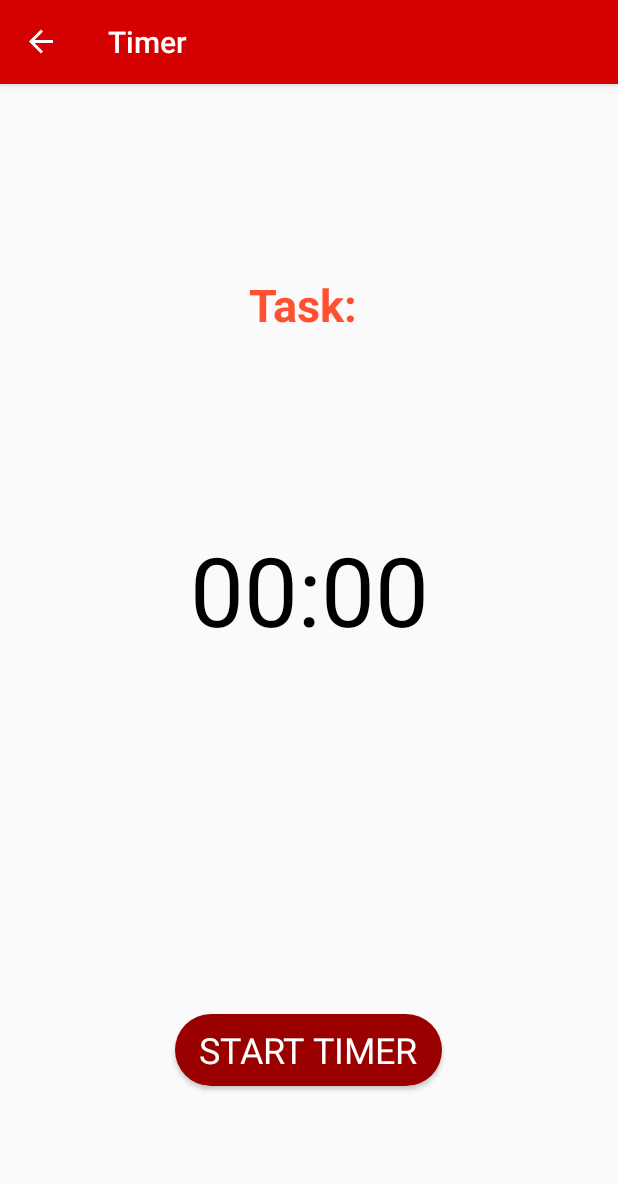
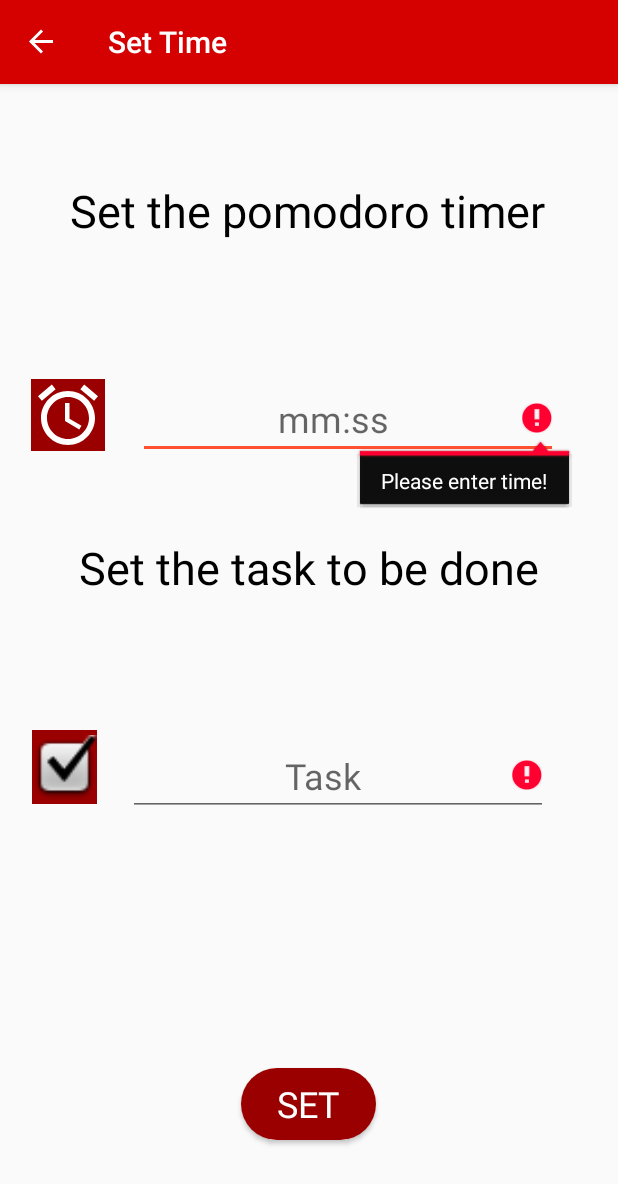
Before and after one commit to mouryac9/MyPomo, an Android app: the timer screen opened through its navigation route, after a tap on "SET", on a phone screen of 412 x 824 dp. Shown: the top 1184 px of the screen. Run offline under Robolectric (Android 15) with nearby library versions, the phone set to English and light mode, and no system bars; our stand-ins replace data binding, navigation-ui; Roboto replaces fonts that are not available here.

Commit message:
initial version

```diff
--- a/app/src/main/AndroidManifest.xml
+++ b/app/src/main/AndroidManifest.xml
@@ -10,7 +10,8 @@
         android:supportsRtl="true"
         android:theme="@style/AppTheme"
        >
-        <activity android:name=".MainActivity">
+        <activity android:name=".MainActivity" >
+
             <intent-filter>
                 <action android:name="android.intent.action.MAIN" />
 
--- a/app/src/main/java/com/example/android/mypomo/timer.kt
+++ b/app/src/main/java/com/example/android/mypomo/timer.kt
@@ -1,86 +1,83 @@
 package com.example.android.mypomo
 
+import android.R
+import android.app.Activity
 import android.content.Context
+import android.content.Context.INPUT_METHOD_SERVICE
 import android.os.Bundle
 import android.view.LayoutInflater
 import android.view.View
 import android.view.ViewGroup
 import android.view.inputmethod.InputMethodManager
 import androidx.appcompat.app.AppCompatActivity
+import androidx.core.content.ContextCompat.getSystemService
 import androidx.databinding.DataBindingUtil
 import androidx.fragment.app.Fragment
 import androidx.navigation.findNavController
 import com.example.android.mypomo.databinding.FragmentTimerBinding
-import kotlinx.android.synthetic.main.fragment_timer.*
 
-// TODO: Rename parameter arguments, choose names that match
-// the fragment initialization parameters, e.g. ARG_ITEM_NUMBER
-private const val ARG_PARAM1 = "param1"
-private const val ARG_PARAM2 = "param2"
 
-/**
- * A simple [Fragment] subclass.
- * Use the [timer.newInstance] factory method to
- * create an instance of this fragment.
- */
 class timer : Fragment() {
-    // TODO: Rename and change types of parameters
-    private var param1: String? = null
-    private var param2: String? = null
+
 
     private lateinit var binding: FragmentTimerBinding
-    override fun onCreate(savedInstanceState: Bundle?) {
-        super.onCreate(savedInstanceState)
-        arguments?.let {
-            param1 = it.getString(ARG_PARAM1)
-            param2 = it.getString(ARG_PARAM2)
-        }
-    }
+
 
     override fun onCreateView(
         inflater: LayoutInflater, container: ViewGroup?,
         savedInstanceState: Bundle?
     ): View? {
-            val binding = DataBindingUtil.inflate<FragmentTimerBinding>(
+        binding = DataBindingUtil.inflate(
             inflater,
-                R.layout.fragment_timer, container, false
+            com.example.android.mypomo.R.layout.fragment_timer, container, false
         )
-            //editTextTime2.hideKeyboard()
+ val timeedit = binding.editTextTime2
+        val taskedit = binding.mourya
 
-             var time: String
-           binding.setButton.setOnClickListener{
-            time= binding.editTextTime2.text.toString()
-            val task = "Task: ${binding.mourya.text}"
+
+        binding.setButton.setOnClickListener {
+            val time = timeedit.text.toString()
+            val op = taskedit.text.toString()
+
+            val task = "Task: $op"
+            if (time.isEmpty()) {
+                timeedit.error = "Please enter time!"
+            }
+            if (op.isEmpty()) {
+                taskedit.error = "Please enter task!"
+            }
+           // if (check(time)) {
+             //   timeedit.error = "Please enter time according to the given format."
+        //    }
+        else {
+                 hideKeyboard()
 
                 view?.findNavController()
                     ?.navigate(timerDirections.actionTimerToTiktock(time, true, task))
             }
-            (activity as AppCompatActivity).supportActionBar?.title = getString(R.string.timer1)
+        }
+        (activity as AppCompatActivity).supportActionBar?.title = "Set Time"
         return binding.root
     }
 
-   // fun View.hideKeyboard() {
-     //   val imm = context.getSystemService(Context.INPUT_METHOD_SERVICE) as InputMethodManager
-       // imm.hideSoftInputFromWindow(windowToken, 0)
-  //  }
 
-    companion object {
-            /**
-             * Use this factory method to create a new instance of
-             * this fragment using the provided parameters.
-             *
-             * @param param1 Parameter 1.
-             * @param param2 Parameter 2.
-             * @return A new instance of fragment timer.
-             */
-            // TODO: Rename and change types and number of parameters
-            @JvmStatic
-            fun newInstance(param1: String, param2: String) =
-                timer().apply {
-                    arguments = Bundle().apply {
-                        putString(ARG_PARAM1, param1)
-                        putString(ARG_PARAM2, param2)
 }
+
+fun Fragment.hideKeyboard() {
+    view?.let { activity?.hideKeyboard(it) }
 }
+
+fun Activity.hideKeyboard() {
+    hideKeyboard(currentFocus ?: View(this))
 }
+
+fun Context.hideKeyboard(view: View) {
+    val inputMethodManager = getSystemService(Activity.INPUT_METHOD_SERVICE) as InputMethodManager
+    inputMethodManager.hideSoftInputFromWindow(view.windowToken, 0)
 }
+
+fun check(time: String): Boolean {
+    val timtim = arrayOf(time.split(":").toString())
+
+    return !(time[2].toString() == ":" && timtim[0].toInt() < 60 && timtim[1].toInt() < 60)
+}
--- /dev/null
+++ b/app/src/main/res/drawable/ic_baseline_error_outline_24.xml
@@ -0,0 +1,5 @@
+<vector android:height="24dp" android:tint="#C41A1A"
+    android:viewportHeight="24" android:viewportWidth="24"
+    android:width="24dp" xmlns:android="http://schemas.android.com/apk/res/android">
+    <path android:fillColor="@android:color/white" android:pathData="M11,15h2v2h-2zM11,7h2v6h-2zM11.99,2C6.47,2 2,6.48 2,12s4.47,10 9.99,10C17.52,22 22,17.52 22,12S17.52,2 11.99,2zM12,20c-4.42,0 -8,-3.58 -8,-8s3.58,-8 8,-8 8,3.58 8,8 -3.58,8 -8,8z"/>
+</vector>
--- a/app/src/main/res/layout/fragment_about.xml
+++ b/app/src/main/res/layout/fragment_about.xml
@@ -15,7 +15,6 @@
             android:id="@+id/textView8"
             android:layout_width="wrap_content"
             android:layout_height="wrap_content"
-            android:layout_marginTop="108dp"
             android:fontFamily="@font/adamina"
             android:text="@string/head"
             android:textAlignment="center"
@@ -24,6 +23,7 @@
             android:textColorHighlight="@android:color/holo_blue_bright"
             android:textSize="38sp"
             android:textStyle="bold"
+            app:layout_constraintBottom_toTopOf="@+id/textView9"
             app:layout_constraintEnd_toEndOf="parent"
             app:layout_constraintStart_toStartOf="parent"
             app:layout_constraintTop_toTopOf="parent" />
@@ -33,14 +33,14 @@
             style="@style/normaltext"
             android:layout_width="333dp"
             android:layout_height="wrap_content"
+            android:layout_marginBottom="68dp"
             android:elegantTextHeight="true"
             android:lineSpacingExtra="8sp"
             android:text="@string/bod"
             android:textAlignment="center"
             app:layout_constraintBottom_toBottomOf="parent"
             app:layout_constraintEnd_toEndOf="parent"
-            app:layout_constraintStart_toStartOf="parent"
-            app:layout_constraintTop_toBottomOf="@+id/textView8" />
+            app:layout_constraintStart_toStartOf="parent" />
     </androidx.constraintlayout.widget.ConstraintLayout>
 </FrameLayout>
 </layout>
--- a/app/src/main/res/layout/fragment_timer.xml
+++ b/app/src/main/res/layout/fragment_timer.xml
@@ -34,14 +34,14 @@
                 android:id="@+id/textView2"
                 android:layout_width="wrap_content"
                 android:layout_height="0dp"
-                android:layout_marginTop="100dp"
+                android:layout_marginTop="64dp"
                 android:fontFamily="@font/adamina"
                 android:text="@string/time"
                 android:textAlignment="center"
                 android:textColor="@android:color/black"
                 android:textSize="30sp"
                 app:layout_constraintEnd_toEndOf="parent"
-                app:layout_constraintHorizontal_bias="0.561"
+                app:layout_constraintHorizontal_bias="0.491"
                 app:layout_constraintStart_toStartOf="parent"
                 app:layout_constraintTop_toTopOf="parent" />
 
@@ -60,7 +60,7 @@
                 app:layout_constraintHorizontal_bias="0.493"
                 app:layout_constraintStart_toStartOf="parent"
                 app:layout_constraintTop_toBottomOf="@+id/editTextTime2"
-                app:layout_constraintVertical_bias="0.224" />
+                app:layout_constraintVertical_bias="0.138" />
 
             <ImageView
                 android:id="@+id/imageView3"
@@ -91,7 +91,7 @@
             <EditText
                 android:id="@+id/mourya"
                 android:layout_width="wrap_content"
-                android:layout_height="45dp"
+                android:layout_height="wrap_content"
                 android:layout_marginTop="92dp"
                 android:ems="10"
                 android:hint="Task"
@@ -99,7 +99,7 @@
                 android:textAlignment="center"
                 android:textSize="24sp"
                 app:layout_constraintEnd_toEndOf="parent"
-                app:layout_constraintHorizontal_bias="0.639"
+                app:layout_constraintHorizontal_bias="0.646"
                 app:layout_constraintStart_toStartOf="parent"
                 app:layout_constraintTop_toBottomOf="@+id/textView3" />
 
--- a/app/src/main/res/values/strings.xml
+++ b/app/src/main/res/values/strings.xml
@@ -1,16 +1,16 @@
 <resources>
     <string name="app_name">My Pomo</string>
     <string name="heading">POMODORO TIMER</string>
-    <string name="starting">Increase focus with this pomodoro timer!!</string>
+    <string name="starting">Increase focus with this pomodoro timer.</string>
     <string name="letsGo">Let\'s Go!!</string>
     <string name="hello_blank_fragment">Hello blank fragment</string>
-    <string name="time">Set the pomodoro timer-</string>
-    <string name="work">Set the task to be done-</string>
+    <string name="time">Set the pomodoro timer</string>
+    <string name="work">Set the task to be done</string>
     <string name="set">SET</string>
     <string name="com">Yay!! You completed the task!</string>
     <string name="redo">SKIP BREAK</string>
     <string name="breaks">TAKE A BREAK</string>
-    <string name="taket">Set time for break-</string>
+    <string name="taket">Set time for break</string>
     <string name="enjoy">ENJOY!!</string>
     <string name="breakover">"BREAK OVER. "</string>
     <string name="back">GET BACK TO WORK</string>
```
Also changed, not shown: app/src/main/java/com/example/android/mypomo/breaktime.kt (+6 -3 lines). Lines whose indentation alone changed are shown as unchanged.
